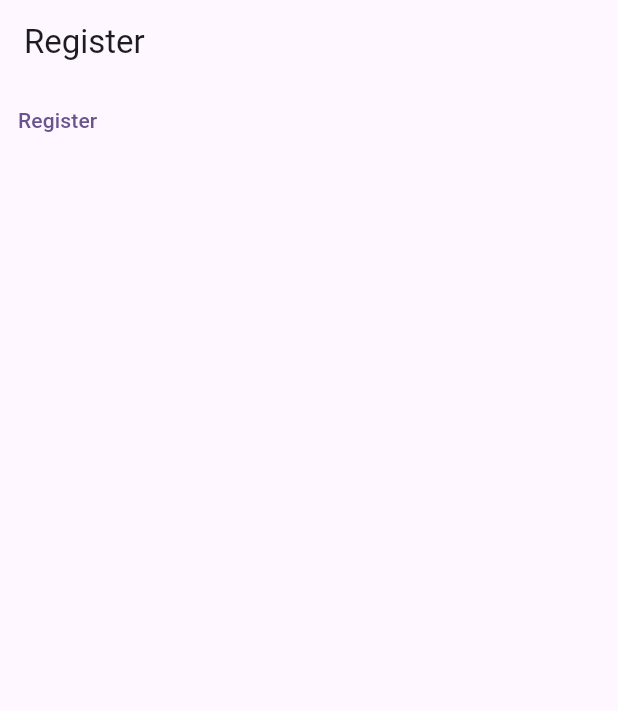
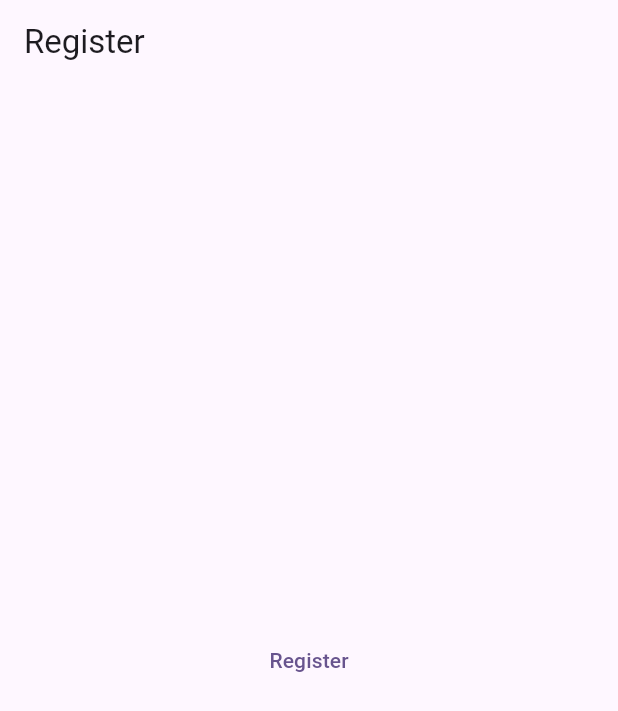
Before and after one commit to churchillotiende/my_notes, a Flutter app: the screen it shows after launch, on a phone screen of 412 x 824 dp. Shown: the top 711 px of the screen. Run offline on Flutter 3.47's test engine with Material 3 defaults, Android fonts, the phone set to English and light mode, and no system bars.

Commit message:
feat: utilising the center widget

```diff
--- a/lib/main.dart
+++ b/lib/main.dart
@@ -19,7 +19,7 @@ class HomePage extends StatelessWidget {
   Widget build(BuildContext context) {
     return Scaffold(
       appBar: AppBar(title: const Text("Register"),),
-      body: TextButton(onPressed: (){}, child: const Text('Register')),
+      body: Center(child: TextButton(onPressed: (){}, child: const Text('Register'))),
     );
   }
 }
```
